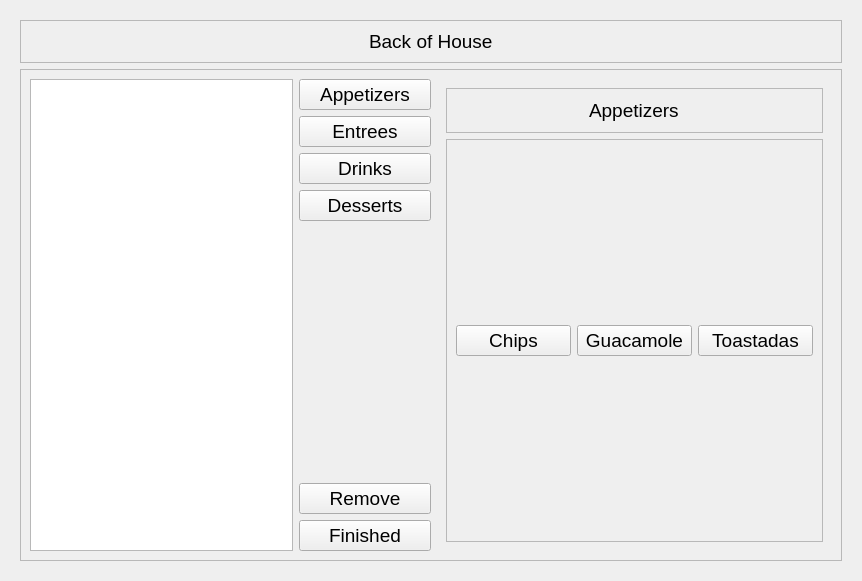
irontrack/RestaurantPOS, file examples/multi-user example/UiCore.ui: the form before one commit.
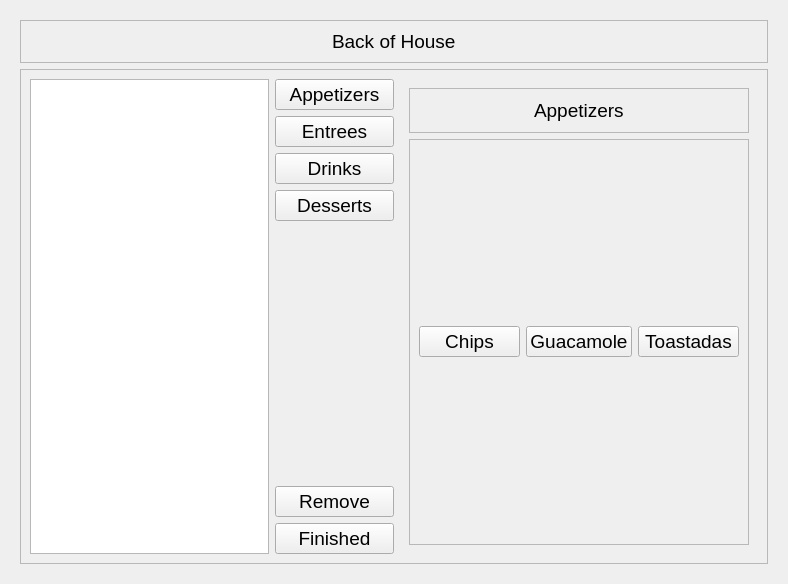
The form after the commit. The open tabs and pages were chosen to show the change.

```diff
--- a/examples/multi-user example/UiCore.ui
+++ b/examples/multi-user example/UiCore.ui
@@ -6,8 +6,8 @@
    <rect>
     <x>0</x>
     <y>0</y>
-    <width>862</width>
-    <height>581</height>
+    <width>788</width>
+    <height>584</height>
    </rect>
   </property>
   <property name="font">
@@ -579,26 +579,14 @@
                </widget>
               </item>
               <item>
-               <widget class="QFrame" name="frame_8">
-                <property name="minimumSize">
-                 <size>
-                  <width>0</width>
-                  <height>52</height>
-                 </size>
-                </property>
-                <property name="maximumSize">
-                 <size>
-                  <width>379</width>
-                  <height>408</height>
-                 </size>
-                </property>
+               <widget class="QFrame" name="frame_16">
                 <property name="frameShape">
                  <enum>QFrame::StyledPanel</enum>
                 </property>
                 <property name="frameShadow">
                  <enum>QFrame::Raised</enum>
                 </property>
-                <layout class="QGridLayout" name="gridLayout_2">
+                <layout class="QGridLayout" name="gridLayout_6">
                  <item row="0" column="1">
                   <widget class="QPushButton" name="Guacamole_btn">
                    <property name="text">
@@ -606,13 +594,6 @@
                    </property>
                   </widget>
                  </item>
-                 <item row="0" column="2">
-                  <widget class="QPushButton" name="Toastadas_btn">
-                   <property name="text">
-                    <string>Toastadas</string>
-                   </property>
-                  </widget>
-                 </item>
                  <item row="0" column="0">
                   <widget class="QPushButton" name="Chips_btn">
                    <property name="text">
@@ -620,6 +601,13 @@
                    </property>
                   </widget>
                  </item>
+                 <item row="0" column="2">
+                  <widget class="QPushButton" name="Toastadas">
+                   <property name="text">
+                    <string>Toastadas</string>
+                   </property>
+                  </widget>
+                 </item>
                 </layout>
                </widget>
               </item>
```
Left out of the diff: 6 changed lines with no effect on the pictures.
